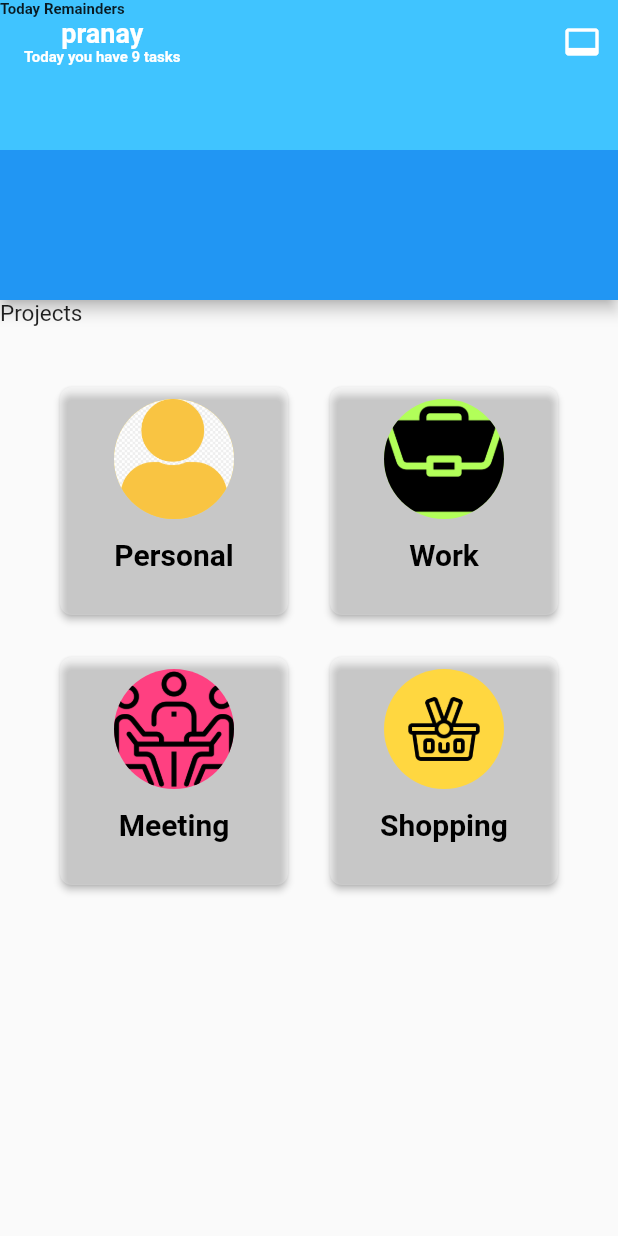
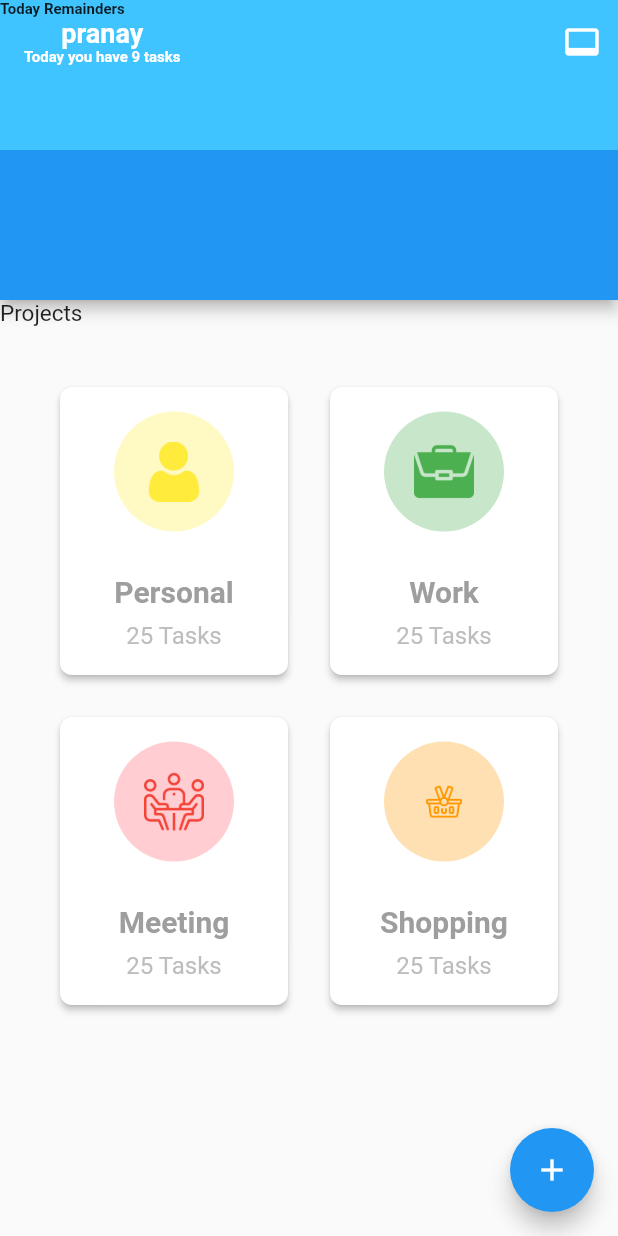
Before and after one commit to karthik-reddy-8/pranaya-task-1, a Flutter app: the Dashboard screen opened directly, on a phone screen of 412 x 824 dp. Run offline on Flutter 3.47's test engine with Material 2 defaults, Android fonts, the phone set to English and light mode, and no system bars; our stand-ins replace firebase_auth, firebase_core, firebase_database, floor, image_picker; accounts and stored records are empty.

```diff
--- /dev/null
+++ b/lib/constants/strings.dart
@@ -0,0 +1,9 @@
+final strings = StringConstants();
+
+class StringConstants {
+  final String taskCount = '25 Tasks';
+  final String personal = 'Personal';
+  final String work = 'Work';
+  final String meeting = 'Meeting';
+  final String shopping = 'Shopping';
+}
--- a/lib/dashboard.dart
+++ b/lib/dashboard.dart
@@ -1,9 +1,10 @@
 import 'package:flutter/cupertino.dart';
 import 'package:flutter/material.dart';
+import 'package:flutter_todo_task/constants/strings.dart';
 import 'package:flutter_todo_task/todotask.dart';
+import 'package:flutter_todo_task/widgets/custom_w.dart';
 
 import 'addtask.dart';
-import 'completed.dart';
 
 class Dashboard extends StatelessWidget {
   @override
@@ -52,8 +53,9 @@ class Dashboard extends StatelessWidget {
           ),
         ),
       ),
-        body: Column(crossAxisAlignment: CrossAxisAlignment.start, children: <
-            Widget>[
+      body: Column(
+          crossAxisAlignment: CrossAxisAlignment.start,
+          children: <Widget>[
             const Text(
               "Projects",
               style: TextStyle(
@@ -79,161 +81,65 @@ class Dashboard extends StatelessWidget {
           ),
         ),*/
             Padding(
-            padding: const EdgeInsets.all(12.0),
+              padding: EdgeInsets.all(12.0),
               child: Center(
                 child: Wrap(spacing: 20, runSpacing: 20.0, children: <Widget>[
-                SizedBox(
-                  width: 160.0,
-                  height: 160.0,
-                  child: InkWell(
-                    onTap: () {
+                  buildSizedBox(
+                    taskCount: strings.taskCount,
+                    color: Colors.yellow,
+                    callback: () {
+                      Navigator.push(context,
+                          MaterialPageRoute(builder: (context) => Addtask()));
+                    },
+                    backgroundColor: Colors.yellow.shade100,
+                    title: strings.personal,
+                    context: context,
+                    image: 'assets/ic_user.png',
+                  ),
+                  buildSizedBox(
+                    taskCount: strings.taskCount,
+                    color: Colors.green,
+                    callback: () {
                       Navigator.push(context,
                           MaterialPageRoute(builder: (context) => Todotask()));
                     },
-                    child: Card(
-                      color: Colors.white24,
-                      elevation: 2.0,
-                      shape: RoundedRectangleBorder(
-                          borderRadius: BorderRadius.circular(8.0)),
-                      child: Center(
-                          child: Padding(
-                        padding: const EdgeInsets.all(8.0),
-                        child: Column(
-                          children: const <Widget>[
-                            CircleAvatar(
-                              backgroundImage: AssetImage("assets/account.png"),
-                              radius: 40,
-                              backgroundColor: Colors.amberAccent,
+                    backgroundColor: Colors.green.shade100,
+                    title: strings.work,
+                    context: context,
+                    image: 'assets/work.png',
                   ),
-                            SizedBox(height: 12),
-                            Text(
-                              "Personal",
-                              style: TextStyle(
-                                  color: Colors.black,
-                                  fontWeight: FontWeight.bold,
-                                  fontSize: 20.0),
-                            ),
-                          ],
-                        ),
-                      )),
-                    ),
-                  ),
-                ),
-                SizedBox(
-                  width: 160.0,
-                  height: 160.0,
-                  child: InkWell(
-                    onTap: () {
+                  buildSizedBox(
+                    taskCount: strings.taskCount,
+                    color: Colors.red,
+                    callback: () {
                       Navigator.push(context,
                           MaterialPageRoute(builder: (context) => Addtask()));
                     },
-                    child: Card(
-                        color: Colors.white24,
-                        elevation: 2.0,
-                        shape: RoundedRectangleBorder(
-                            borderRadius: BorderRadius.circular(8.0)),
-                        child: Center(
-                          child: Padding(
-                            padding: const EdgeInsets.all(8.0),
-                            child: Column(children: const <Widget>[
-                              CircleAvatar(
-                                backgroundImage: AssetImage("assets/work.png"),
-                                radius: 40,
-                                backgroundColor: Colors.lightGreenAccent,
+                    backgroundColor: Colors.red.shade100,
+                    title: strings.meeting,
+                    context: context,
+                    image: 'assets/meeting.png',
                   ),
-                              SizedBox(height: 12),
-                              Text(
-                                "Work",
-                                style: TextStyle(
-                                    color: Colors.black,
-                                    fontWeight: FontWeight.bold,
-                                    fontSize: 20.0),
-                              ),
-                            ]),
-                          ),
-                        )),
-                  ),
-                ),
-                SizedBox(
-                  width: 160.0,
-                  height: 160.0,
-                  child: InkWell(
-                    onTap: () {
-                      Navigator.push(
-                          context,
-                          MaterialPageRoute(
-                              builder: (context) => Completedtask()));
+                  buildSizedBox(
+                    taskCount: strings.taskCount,
+                    color: Colors.orange,
+                    callback: () {
+                      Navigator.push(context,
+                          MaterialPageRoute(builder: (context) => Addtask()));
                     },
-                    child: Card(
-                      color: Colors.white24,
-                      elevation: 2.0,
-                      shape: RoundedRectangleBorder(
-                          borderRadius: BorderRadius.circular(8.0)),
-                      child: Center(
-                          child: Padding(
-                        padding: EdgeInsets.all(8.0),
-                        child: Column(
-                          children: const <Widget>[
-                            CircleAvatar(
-                              backgroundImage: AssetImage("assets/meeting.png"),
-                              radius: 40,
-                              backgroundColor: Colors.pinkAccent,
-                            ),
-                            SizedBox(height: 12),
-                            Text(
-                              "Meeting",
-                              style: TextStyle(
-                                  color: Colors.black,
-                                  fontWeight: FontWeight.bold,
-                                  fontSize: 20.0),
-                            ),
-                          ],
-                        ),
-                      )),
-                    ),
-                  ),
-                ),
-                SizedBox(
-                  width: 160.0,
-                  height: 160.0,
-                  child: InkWell(
-                    onTap: () {
-                      Navigator.push;
-                    },
-                    child: Card(
-                      color: Colors.white24,
-                      elevation: 2.0,
-                      shape: RoundedRectangleBorder(
-                          borderRadius: BorderRadius.circular(8.0)),
-                      child: Center(
-                          child: Padding(
-                        padding: const EdgeInsets.all(8.0),
-                        child: Column(
-                          children: const <Widget>[
-                            CircleAvatar(
-                              backgroundImage:
-                                  AssetImage("assets/shopping.png"),
-                              radius: 40,
-                              backgroundColor: Colors.amberAccent,
-                            ),
-                            SizedBox(height: 12),
-                            Text(
-                              "Shopping",
-                              style: TextStyle(
-                                  color: Colors.black,
-                                  fontWeight: FontWeight.bold,
-                                  fontSize: 20.0),
-                            ),
-                          ],
-                        ),
-                      )),
-                    ),
-                  ),
+                    backgroundColor: Colors.orange.shade100,
+                    title: strings.shopping,
+                    context: context,
+                    image: 'assets/shopping.png',
                   ),
                 ]),
               ),
             ),
-        ]));
+          ]),
+      floatingActionButton: FloatingActionButton(
+          child: IconButton(icon: Icon(Icons.add), onPressed: () {}),
+          onPressed: () {}),
+    );
   }
 
 /*imageProfile() {
--- a/lib/myhomepage.dart
+++ b/lib/myhomepage.dart
@@ -1,7 +1,6 @@
 import 'package:firebase_auth/firebase_auth.dart';
 import 'package:firebase_database/firebase_database.dart';
 import 'package:flutter/material.dart';
-import 'package:flutter_todo_task/signup.dart';
 
 import 'dashboard.dart';
 
@@ -124,7 +123,7 @@ class _MyHomePageState extends State<MyHomePage> {
                     TextButton(
                       onPressed: () {
                         Navigator.push(context,
-                            MaterialPageRoute(builder: (c) => Signup()));
+                            MaterialPageRoute(builder: (c) => Dashboard()));
                       },
                       child: const Text(
                         "Register",
--- /dev/null
+++ b/lib/widgets/custom_w.dart
@@ -0,0 +1,62 @@
+import 'package:flutter/cupertino.dart';
+import 'package:flutter/material.dart';
+
+SizedBox buildSizedBox(
+    {required BuildContext context,
+    required String image,
+    required String title,
+    required String taskCount,
+    required Color backgroundColor,
+    required Color color,
+    required VoidCallback callback}) {
+  return SizedBox(
+    width: 160.0,
+    height: 200.0,
+    child: InkWell(
+      // onTap: () {
+      //   Navigator.push(context,
+      //       MaterialPageRoute(builder: (context) => Todotask()));
+      // },
+      onTap: callback,
+      child: Card(
+        color: Colors.white,
+        elevation: 2.0,
+        shape: RoundedRectangleBorder(borderRadius: BorderRadius.circular(8.0)),
+        child: Center(
+            child: Padding(
+          padding: const EdgeInsets.all(8.0),
+          child: Column(
+            mainAxisAlignment: MainAxisAlignment.spaceEvenly,
+            children: [
+              CircleAvatar(
+                child: Image.asset(
+                  // "assets/ic_user.png",
+                  image,
+                  height: 40,
+                  width: 40,
+                  color: color,
+                ),
+                radius: 40,
+                backgroundColor: backgroundColor,
+              ),
+              const SizedBox(height: 12),
+              Text(
+                // "Personal",
+                title,
+                style: const TextStyle(
+                    color: Colors.grey,
+                    fontWeight: FontWeight.bold,
+                    fontSize: 20.0),
+              ),
+              Text(
+                taskCount,
+                // "25 Tasks",
+                style: TextStyle(color: Colors.grey.shade400, fontSize: 16.0),
+              ),
+            ],
+          ),
+        )),
+      ),
+    ),
+  );
+}
--- a/pubspec.yaml
+++ b/pubspec.yaml
@@ -74,6 +74,7 @@ flutter:
     - assets/work.png
     - assets/shopping.png
     - assets/account.png
+    - assets/ic_user.png
 
   # An image asset can refer to one or more resolution-specific "variants", see
   # https://flutter.dev/assets-and-images/#resolution-aware.
```
Also changed, not shown: lib/signup.dart (+28 -35 lines), assets/ic_user.png (added). Lines whose indentation alone changed are shown as unchanged.
